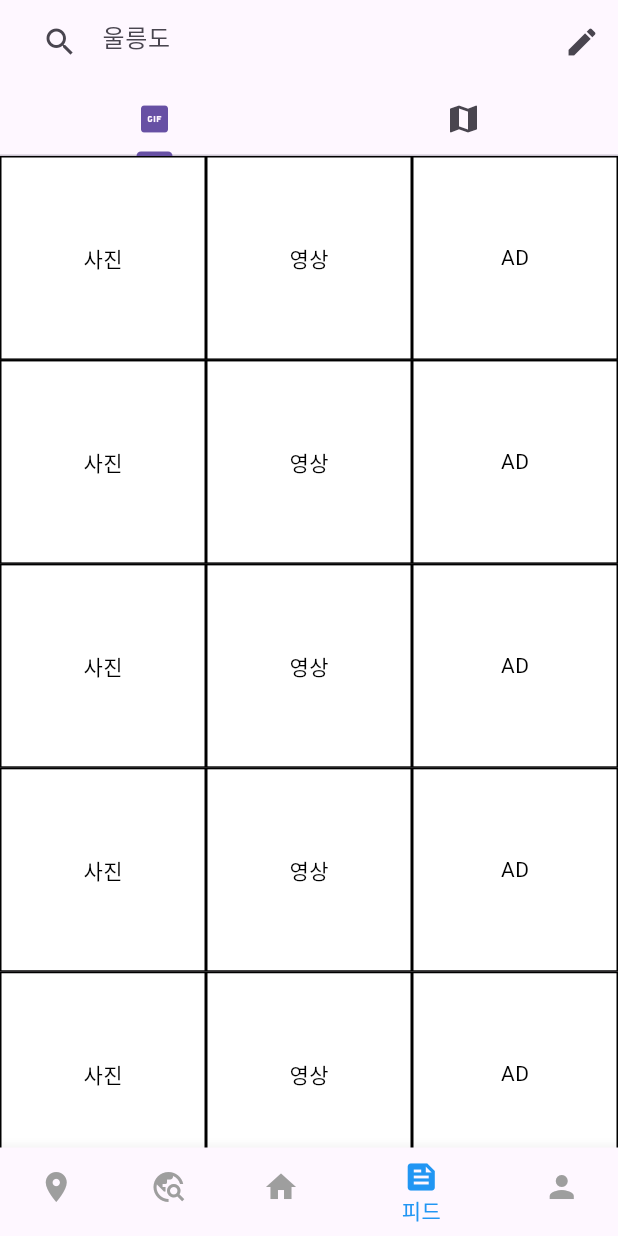
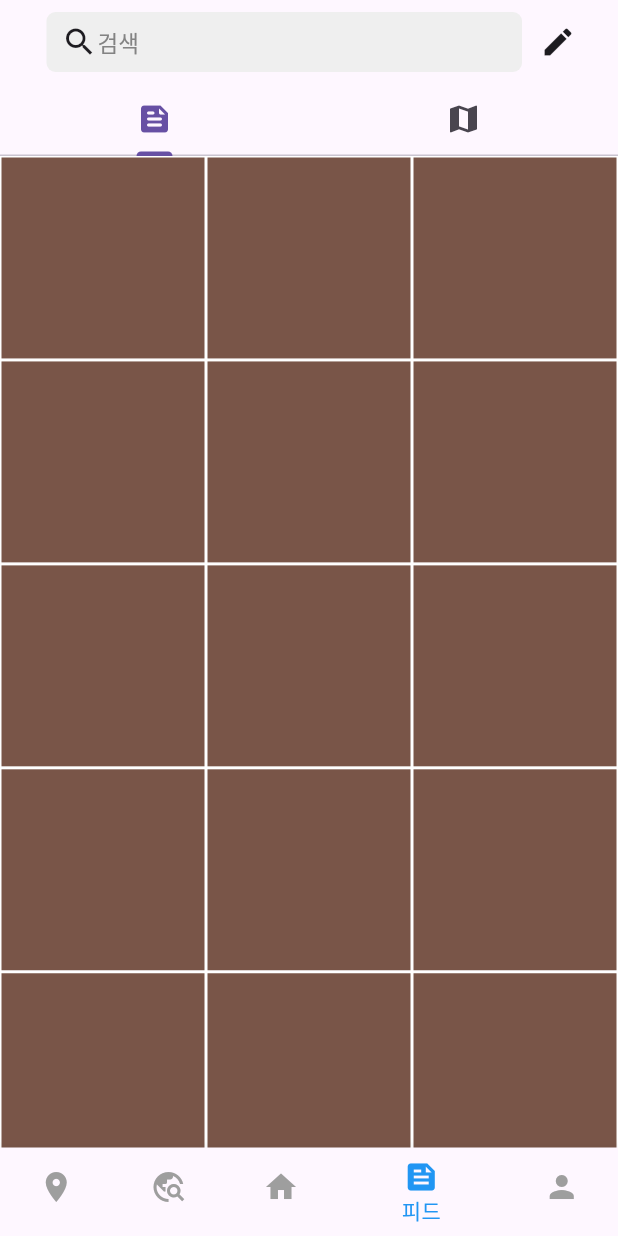
Before and after one commit to eoieiie/island-trip-app, a Flutter app: the screen it shows after launch, item 4 of the bottom bar chosen, on a phone screen of 412 x 824 dp. Run offline on Flutter 3.47's test engine with Material 3 defaults, Android fonts, the phone set to English and light mode, and no system bars; our stand-ins replace flutter_dotenv, get; missing offline and left inert: flutter_naver_map, photo_manager.

Commit message:
feed_view 쪽 feed화면 그리드 수정이랑 map 쪽엔 지도 연결했고 1차적으로 푸시 함 할게요~

```diff
--- a/lib/section/feed/view/feed_view.dart
+++ b/lib/section/feed/view/feed_view.dart
@@ -1,23 +1,30 @@
-import 'package:flutter/material.dart';
-import 'package:project_island/section/feed/view/review_write_view.dart';
 import 'dart:math'; // Random 클래스를 사용하기 위해 math 패키지 가져오기
-import 'package:project_island/section/feed/view/search_focus_view.dart'; // search_focus 파일 가져오기
-
+import 'dart:async';
+import 'package:flutter/material.dart'; // Flutter UI 구성 요소 패키지
+import 'package:project_island/section/feed/view/review_write_view.dart'; // ReviewWriteView 파일 가져오기
+import 'package:project_island/section/feed/view/search_focus_view.dart'; // SearchFocus 파일 가져오기
+import 'package:project_island/section/feed/view/photo_detail_view.dart'; // PhotoDetailView 파일 가져오기
+import 'package:flutter_naver_map/flutter_naver_map.dart'; // Naver 지도 패키지
 
 class FeedView extends StatefulWidget { // FeedView라는 Stateful 위젯 선언
-  const FeedView({Key? key}) : super(key: key);
+  const FeedView({Key? key}) : super(key: key); // 생성자
 
   @override
   State<FeedView> createState() => _FeedViewState(); // 상태 객체 생성
 }
 
+// _FeedViewState 클래스, 상태 관리를 담당
 class _FeedViewState extends State<FeedView> { // FeedView의 상태 클래스
   List<List<int>> groupBox = [[], [], []]; // 3개의 빈 리스트로 이루어진 groupBox 리스트 생성
   List<int> groupIndex = [0, 0, 0]; // 3개의 0으로 초기화된 groupIndex 리스트 생성
+  final Completer<NaverMapController> _controller = Completer();
+  late Future<void> _initialization; //기존, 위는 추가한거임
 
   @override
   void initState() { // 상태 초기화 메서드
     super.initState();
+    _initialization = _initializeNaverMap(); // 네이버 지도 초기화
+
     if (groupIndex.isNotEmpty) { // groupIndex가 비어있지 않으면
       for (var i = 0; i < 100; i++) { // 100번 반복
         var minIndex = groupIndex.indexOf(groupIndex.reduce((value, element) => value < element ? value : element)); // 가장 작은 값을 가진 인덱스 찾기
@@ -31,39 +38,80 @@ class _FeedViewState extends State<FeedView> { // FeedView의 상태 클래스
     }
   }
 
-  Widget _appbar() { // 커스텀 앱바 위젯
-    return Column(
-      children: [
-        Padding( // 상단 패딩과 텍스트
-          padding: const EdgeInsets.only(top: 8.0),
-          child: Text(
-            '피드', // 앱바 제목
-            style: TextStyle(
-              color: Colors.grey, // 회색 텍스트 색상
-              fontSize: 14, // 텍스트 크기
+  // 네이버 지도 초기화 함수
+  Future<void> _initializeNaverMap() async {
+    WidgetsFlutterBinding.ensureInitialized();
+    await NaverMapSdk.instance.initialize(
+      clientId: 'tvzws5acgu', // API 키
+      onAuthFailed: (e) {
+        print('네이버맵 인증오류: $e');
+      },
+    );
+  }
+
+  // 네이버 지도 준비 완료 시 호출되는 함수
+  void _onMapReady(NaverMapController controller) {
+    _controller.complete(controller);
+
+    // 마커 생성
+    final marker1 = NMarker(
+      id: '1',
+      position: const NLatLng(37.5665, 126.9780), // 서울 위치
+    );
+    final marker2 = NMarker(
+      id: '2',
+      position: const NLatLng(37.5765, 126.9880), // 서울 다른 위치
+    );
+
+    controller.addOverlayAll({marker1, marker2}); // 마커 지도에 추가
+  }
+
+  @override
+  Widget build(BuildContext context) { // 빌드 메서드
+    return DefaultTabController(
+      length: 2, // 탭의 개수
+      child: Scaffold(
+        appBar: AppBar(
+          elevation: 0, // 그림자 제거
+          title: _appbar(), // _appbar 위젯을 title로 사용
+          bottom: const TabBar(
+            tabs: [
+              Tab(icon: Icon(Icons.feed_rounded)), // 첫 번째 탭 아이콘
+              Tab(icon: Icon(Icons.map)), // 두 번째 탭 아이콘
+            ],
           ),
         ),
+        body: TabBarView(
+          children: [
+            _body(), // 첫 번째 탭 내용
+            _mapView(context), // 두 번째 탭 내용
+          ],
         ),
-        Row( // 검색창과 수정 아이콘
+      ),
+    );
+  }
+
+  Widget _appbar() { // 커스텀 앱바 위젯
+    return Row(
       children: [
         Expanded(
-              child: GestureDetector( // 검색창 클릭 가능하게 만듦
+          child: GestureDetector(
             onTap: () {
               Navigator.push(context,
-                      MaterialPageRoute(builder: (context) => SearchFocus())); // SearchFocus 화면으로 이동
+                  MaterialPageRoute(builder: (context) => const SearchFocus())); // SearchFocus 화면으로 이동
             },
             child: Container(
-                  padding: const EdgeInsets.symmetric(vertical: 8, horizontal: 10),
-                  margin: const EdgeInsets.only(left: 15),
+              padding: const EdgeInsets.symmetric(vertical: 8, horizontal: 10), // 패딩 설정
+              margin: const EdgeInsets.only(left: 15), // 왼쪽 여백 설정
               decoration: BoxDecoration(
-                    borderRadius: BorderRadius.circular(6),
-                    color: const Color(0xffefefef), // 배경색
+                borderRadius: BorderRadius.circular(6), // 모서리를 둥글게 설정
+                color: const Color(0xffefefef), // 배경색 설정
               ),
-                  child: Row(
-                    children: const [
+              child: const Row(
+                children: [
                   Icon(Icons.search), // 검색 아이콘
                   Text(
-                        '울릉도', // 검색창 텍스트
+                    '검색', // 검색창 텍스트
                     style: TextStyle(
                       fontSize: 15, // 텍스트 크기
                       color: Color(0xff838383), // 텍스트 색상
@@ -74,20 +122,12 @@ class _FeedViewState extends State<FeedView> { // FeedView의 상태 클래스
             ),
           ),
         ),
-            const Padding( // 수정 아이콘
-              padding: EdgeInsets.all(15.0),
-              child: Icon(Icons.edit),
+        IconButton(
+          icon: const Icon(Icons.edit), // 수정 아이콘
+          onPressed: () {
+            Navigator.push(context, MaterialPageRoute(builder: (context) => ReviewWriteView())); // ReviewWriteView로 이동
+          },
         ),
-          ],
-        ),
-        Row( // 이미지, gif, 지도 아이콘
-          mainAxisAlignment: MainAxisAlignment.spaceEvenly,
-          children: [
-            Icon(Icons.image, color: Colors.black),
-            Icon(Icons.gif_box, color: Colors.black),
-            Icon(Icons.map, color: Colors.black),
-          ],
-        )
       ],
     );
   }
@@ -95,27 +135,31 @@ class _FeedViewState extends State<FeedView> { // FeedView의 상태 클래스
   Widget _body() { // 피드 내용 위젯
     return SingleChildScrollView(
       child: Row(
-        crossAxisAlignment: CrossAxisAlignment.start,
+        crossAxisAlignment: CrossAxisAlignment.start, // 시작 위치에서 정렬
         children: List.generate( // 3개의 그룹 생성
           groupBox.length,
               (index) => Expanded(
             child: Column(
-              children: List.generate( // 각 그룹에 아이템 생성
+              children: List.generate(
                 groupBox[index].length,
-                    (jndex) => Container(
-                  height: groupBox[index][jndex] == 2
-                      ? MediaQuery.of(context).size.width * 0.66 // '영상'은 직사각형
-                      : MediaQuery.of(context).size.width * 0.33, // '사진'과 'AD'는 정사각형
+                    (jndex) => GestureDetector(
+                  onTap: () {
+                    Navigator.push(
+                      context,
+                      MaterialPageRoute(
+                        builder: (context) => PhotoDetailView(
+                          // 여기에서 PhotoDetailView로 전달할 인자 설정
+                          // 예를 들어, 이미지 URL 또는 ID를 전달할 수 있습니다.
+                        ),
+                      ),
+                    );
+                  },
+                  child: Container(
+                    height: MediaQuery.of(context).size.width * 0.33 * groupBox[index][jndex], // 크기 설정. Get.width를 MediaQuery.of(context).size.width로 바꿨더니 간결성은 떨어지지만 오류가 사라졌다ㅠㅠㅠ
                     decoration: BoxDecoration(
-                    border: Border.all(color: Colors.black), // 테두리 설정
-                    color: groupBox[index][jndex] == 2 ? Colors.grey : Colors.white, // 색상 설정
-                  ),
-                  child: Center(
-                    child: Text(
-                      groupBox[index][jndex] == 1
-                          ? (index == 0 ? '사진' : (index == 1 ? '영상' : 'AD')) // 텍스트 설정
-                          : '',
-                      style: TextStyle(color: Colors.black),
+                      border: Border.all(color: Colors.white), // 경계선 설정
+                      color: Colors.primaries[
+                      Random().nextInt(Colors.primaries.length)], // 랜덤 색상 설정
                     ),
                   ),
                 ),
@@ -127,132 +171,100 @@ class _FeedViewState extends State<FeedView> { // FeedView의 상태 클래스
     );
   }
 
-  Widget _bottomSheetContent() {
-    return Column(
+  Widget _buildBottomSheet(BuildContext context) {
+    return DraggableScrollableSheet(
+      initialChildSize: 0.4, // 초기 크기 설정
+      minChildSize: 0.2, // 최소 크기 설정
+      maxChildSize: 0.8, // 최대 크기 설정
+      builder: (BuildContext context, ScrollController scrollController) {
+        return Container(
+          color: Colors.white, // 배경 색상 설정
+          child: Column(
+            children: [
+              GestureDetector(
+                behavior: HitTestBehavior.opaque,
+                onVerticalDragUpdate: (details) {
+                  // 스크롤 컨트롤러를 사용하여 드래그 동작을 업데이트
+                  scrollController.position.moveTo(scrollController.position.pixels - details.primaryDelta!);
+                },
+                child: Container(
+                  width: double.infinity, // 너비를 화면 전체로 설정
+                  padding: const EdgeInsets.all(16.0), // 패딩 설정
+                  decoration: BoxDecoration(
+                    color: Colors.white, // 배경 색상 설정
+                    borderRadius: BorderRadius.vertical(top: Radius.circular(20.0)), // 상단 모서리 둥글게 설정
+                    boxShadow: [
+                      BoxShadow(
+                        color: Colors.black12, // 그림자 색상 설정
+                        offset: Offset(0, -1), // 그림자 위치 설정
+                        blurRadius: 5.0, // 그림자 블러 크기 설정
+                      ),
+                    ],
+                  ),
+                  child: Column(
                     children: [
                       Container(
-          height: 30,
-          child: Center(
-            child: Container(
                         width: 40,
                         height: 5,
                         decoration: BoxDecoration(
-                color: Colors.grey,
-                borderRadius: BorderRadius.circular(10),
+                          color: Colors.grey[300], // 색상 설정
+                          borderRadius: BorderRadius.circular(10), // 모서리 둥글게 설정
                         ),
+                      ),
+                      SizedBox(height: 10), // 간격 추가
+                    ],
                   ),
                 ),
               ),
               Expanded(
                 child: ListView.builder(
-            itemCount: 10, // 예시 데이터 개수
-            itemBuilder: (context, index) {
-              return Padding(
-                padding: const EdgeInsets.symmetric(vertical: 8.0, horizontal: 16.0),
-                child: Column(
-                  crossAxisAlignment: CrossAxisAlignment.start,
-                  children: [
-                    Text(
-                      '제목 $index',
-                      style: TextStyle(fontSize: 18, fontWeight: FontWeight.bold),
+                  controller: scrollController,
+                  itemCount: 20, // 예제용 아이템 수
+                  itemBuilder: (BuildContext context, int index) {
+                    return ListTile(
+                      title: Text('Item $index'), // 아이템 텍스트 설정
+                    );
+                  },
                 ),
-                    SizedBox(height: 8),
-                    Container(
-                      height: 150,
-                      color: Colors.grey[300], // 이미지 공간
-                    ),
-                    SizedBox(height: 8),
-                    Text(
-                      '내용 설명 $index',
-                      style: TextStyle(fontSize: 16),
               ),
             ],
           ),
         );
       },
+    );
+  }
+
+  Widget _buildMap() {
+    return FutureBuilder<void>(
+      future: _initialization, // 네이버 지도 초기화 Future
+      builder: (context, snapshot) {
+        if (snapshot.connectionState == ConnectionState.waiting) {
+          return Center(child: CircularProgressIndicator()); // 초기화 중 로딩 인디케이터 표시
+        } else if (snapshot.hasError) {
+          return Center(child: Text('네이버 지도 초기화 실패: ${snapshot.error}')); // 초기화 실패 시 오류 메시지 표시
+        } else {
+          return NaverMap(
+            onMapReady: _onMapReady, // 지도 준비 완료 시 호출되는 함수
+            options: NaverMapViewOptions(
+              initialCameraPosition: NCameraPosition(
+                target: NLatLng(37.5665, 126.9780), // 예시 좌표 (서울)
+                zoom: 10, // 초기 줌 레벨 설정
               ),
             ),
-      ],
+          );
+        }
+      },
     );
   }
 
   Widget _mapView(BuildContext context) { // 지도 화면 위젯
-    return Stack(
+    return Scaffold(
+      body: Stack(
         children: [
-        Container(
-          height: MediaQuery.of(context).size.height * 0.4, // 화면의 40% 높이
-          color: Colors.blue, // 임시로 파란색 배경
-          child: Center(
-            child: Text('지도 화면', style: TextStyle(color: Colors.white)), // 임시 텍스트
-          ),
-        ),
-        DraggableScrollableSheet(
-          initialChildSize: 0.6, // 초기 크기
-          minChildSize: 0.3, // 최소 크기
-          maxChildSize: 1.0, // 최대 크기
-          builder: (BuildContext context, ScrollController scrollController) {
-            return Container(
-              decoration: BoxDecoration(
-                color: Colors.white,
-                borderRadius: BorderRadius.only(
-                  topLeft: Radius.circular(20),
-                  topRight: Radius.circular(20),
-                ),
-              ),
-              child: _bottomSheetContent(),
-            );
-          },
-        ),
+          _buildMap(), // 네이버 지도 위젯
+          Expanded(child: _buildBottomSheet(context)), // 바텀 시트 위젯
         ],
-    );
-  }
-
-  @override
-  Widget build(BuildContext context) { // 빌드 메서드
-    return DefaultTabController(
-      length: 2, // 탭의 개수
-      child: Scaffold(
-        appBar: AppBar(
-          elevation: 0,
-          bottom: TabBar(
-            tabs: [
-              Tab(icon: Icon(Icons.gif_box)),
-              Tab(icon: Icon(Icons.map)),
-            ],
-          ),
-          title: TextField(
-            decoration: InputDecoration(
-              border: InputBorder.none,
-              hintText: '울릉도',
-              prefixIcon: Icon(Icons.search),
-            ),
-            onTap: () {
-              Navigator.push(context,
-                  MaterialPageRoute(builder: (context) => SearchFocus())); // SearchFocus 화면으로 이동
-            },
-          ),
-          actions: [
-            IconButton(
-              icon: Icon(Icons.edit),
-              onPressed: () {
-                Navigator.push(context, MaterialPageRoute(builder: (context) => ReviewWriteView())); // ReviewWriteView로 이동
-              },
-            ),
-          ],
-        ),
-        body: TabBarView(
-          children: [
-            _body(), // 첫 번째 탭 내용
-            _mapView(context), // 두 번째 탭 내용
-          ],
-        ),
       ),
     );
   }
 }
-
-void main() {
-  runApp(MaterialApp(
-    home: FeedView(), // 초기 화면 설정
-  ));
-}
```
Also changed, not shown: lib/section/my_page/view/my_page_view.dart (+29 -4 lines), pubspec.lock. Lines whose indentation alone changed are shown as unchanged.
